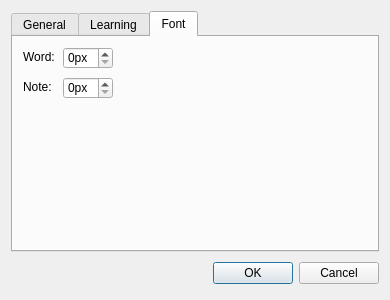
Qt form source/settingsdialog.ui (martin-kudlicka/vocabulary-master) before a commit.
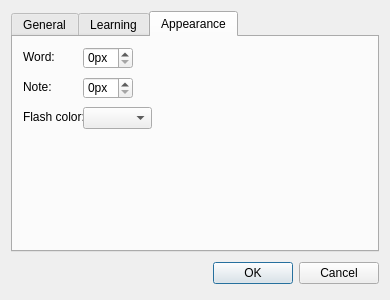
The same form after that commit. The open tabs and pages were chosen to show the change. Custom widgets are drawn as their Qt base class.

Commit message: + color combo box for flash color selecting (not finished yet)

The edit to the form file:
```diff
--- a/source/settingsdialog.ui
+++ b/source/settingsdialog.ui
@@ -180,7 +180,7 @@
      </widget>
      <widget class="QWidget" name="tab_3">
       <attribute name="title">
-       <string>Font</string>
+       <string>Appearance</string>
       </attribute>
       <widget class="QLabel" name="label_3">
        <property name="geometry">
@@ -211,7 +211,7 @@
       <widget class="QSpinBox" name="qsbFontSizeWord">
        <property name="geometry">
         <rect>
-         <x>50</x>
+         <x>70</x>
          <y>10</y>
          <width>50</width>
          <height>22</height>
@@ -224,7 +224,7 @@
       <widget class="QSpinBox" name="qsbFontSizeNote">
        <property name="geometry">
         <rect>
-         <x>50</x>
+         <x>70</x>
          <y>40</y>
          <width>50</width>
          <height>22</height>
@@ -234,6 +234,29 @@
         <string>px</string>
        </property>
       </widget>
+      <widget class="QLabel" name="label_5">
+       <property name="geometry">
+        <rect>
+         <x>10</x>
+         <y>73</y>
+         <width>60</width>
+         <height>13</height>
+        </rect>
+       </property>
+       <property name="text">
+        <string>Flash color:</string>
+       </property>
+      </widget>
+      <widget class="ColorComboBox" name="qcbColorFlash">
+       <property name="geometry">
+        <rect>
+         <x>70</x>
+         <y>70</y>
+         <width>69</width>
+         <height>22</height>
+        </rect>
+       </property>
+      </widget>
      </widget>
     </widget>
    </item>
@@ -276,6 +299,13 @@
    </item>
   </layout>
  </widget>
+ <customwidgets>
+  <customwidget>
+   <class>ColorComboBox</class>
+   <extends>QComboBox</extends>
+   <header>settings/colorcombobox.h</header>
+  </customwidget>
+ </customwidgets>
  <resources/>
  <connections>
   <connection>
```
The commit also changes 7 other files.
